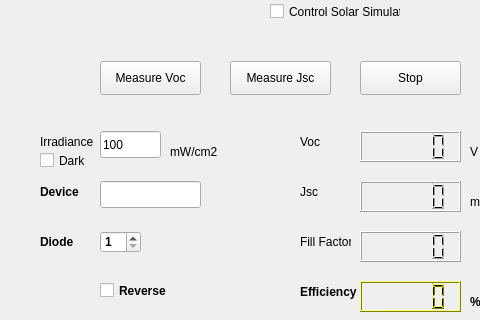
Qt form mainwindow.ui (ilario/PyPV) before a commit; both pictures show x 0 to 480 and y 319 to 639 of the 1082 by 832 pixel window.
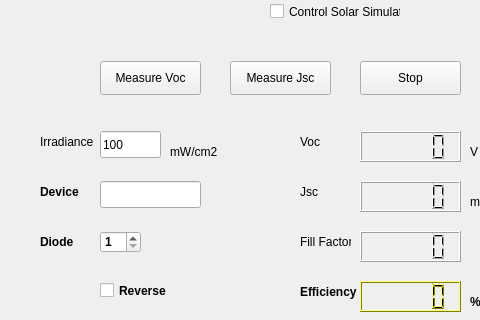
The same form after that commit.

What changed in the file:
```diff
--- a/mainwindow.ui
+++ b/mainwindow.ui
@@ -1762,22 +1762,6 @@
      </property>
     </item>
    </widget>
-   <widget class="QCheckBox" name="dark_check">
-    <property name="enabled">
-     <bool>true</bool>
-    </property>
-    <property name="geometry">
-     <rect>
-      <x>40</x>
-      <y>470</y>
-      <width>51</width>
-      <height>19</height>
-     </rect>
-    </property>
-    <property name="text">
-     <string>Dark</string>
-    </property>
-   </widget>
    <widget class="QCheckBox" name="autoSaveImages_check">
     <property name="geometry">
      <rect>
```
